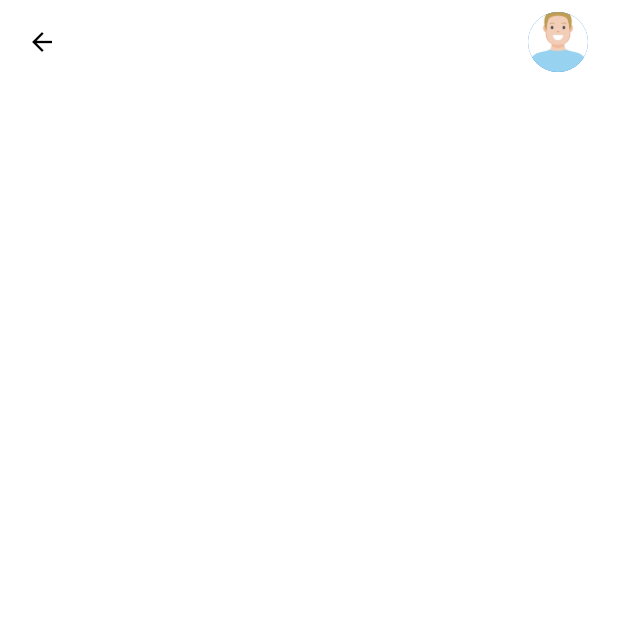
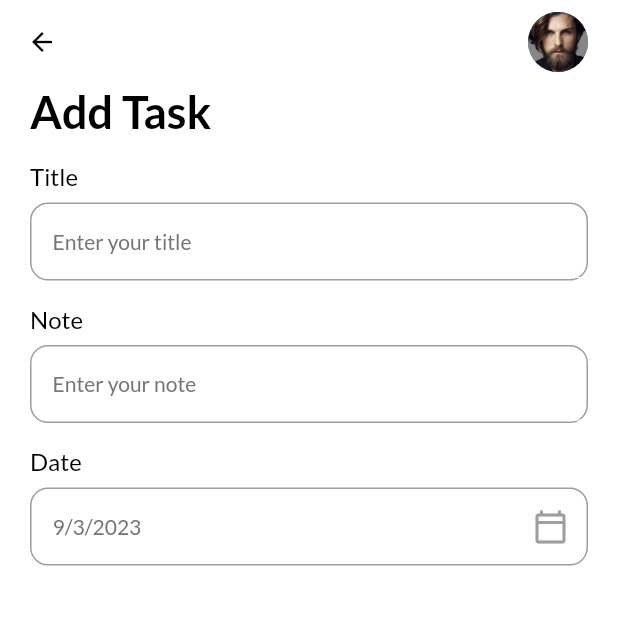
Before and after one commit to caonguyen21/TodoApp, a Flutter app: the screen it shows after launch, after a tap on "+ Add Task", on a phone screen of 412 x 824 dp, the top half of it. Run offline on Flutter 3.47's test engine with Material 2 defaults, Android fonts, the light colour scheme and no system bars; our stand-ins replace date_picker_timeline, flutter_local_notifications, get, get_storage, google_fonts.

Commit message:
date_picker, input_field

```diff
--- a/lib/services/theme_services.dart
+++ b/lib/services/theme_services.dart
@@ -34,3 +34,19 @@ TextStyle get HeadingStyle {
           fontWeight: FontWeight.bold,
           color: Get.isDarkMode ? Colors.white : Colors.black));
 }
+
+TextStyle get titleStyle {
+  return GoogleFonts.lato(
+      textStyle: TextStyle(
+          fontSize: 16,
+          fontWeight: FontWeight.w400,
+          color: Get.isDarkMode ? Colors.white : Colors.black));
+}
+
+TextStyle get subTitleStyle {
+  return GoogleFonts.lato(
+      textStyle: TextStyle(
+          fontSize: 14,
+          fontWeight: FontWeight.w400,
+          color: Get.isDarkMode ? Colors.grey[100] : Colors.grey[600]));
+}
--- a/lib/ui/add_task_bar.dart
+++ b/lib/ui/add_task_bar.dart
@@ -1,15 +1,51 @@
 import 'package:flutter/material.dart';
+import 'package:flutter_to_do_app/ui/widgets/input_field.dart';
 import 'package:get/get.dart';
+import 'package:intl/intl.dart';
 
-class AddTaskPage extends StatelessWidget {
+import '../services/theme_services.dart';
+
+class AddTaskPage extends StatefulWidget {
   const AddTaskPage({Key? key}) : super(key: key);
+
+  @override
+  State<AddTaskPage> createState() => _AddTaskPageState();
+}
+
+class _AddTaskPageState extends State<AddTaskPage> {
+  DateTime _selectedDate = DateTime.now();
 
   @override
   Widget build(BuildContext context) {
     return Scaffold(
       backgroundColor: context.theme.backgroundColor,
       appBar: _appBar(context),
-      body: Container(),
+      body: Container(
+        padding: const EdgeInsets.only(left: 20, right: 20),
+        child: SingleChildScrollView(
+          child: Column(
+            crossAxisAlignment: CrossAxisAlignment.start,
+            children: [
+              Text(
+                "Add Task",
+                style: HeadingStyle,
+              ),
+              MyInputField(title: "Title", hint: "Enter your title"),
+              MyInputField(title: "Note", hint: "Enter your note"),
+              MyInputField(
+                title: "Date",
+                hint: DateFormat.yMd().format(_selectedDate),
+                widget: IconButton(
+                    icon: Icon(Icons.calendar_today_outlined),
+                    color: Colors.grey,
+                    onPressed: () {
+                      _getDateFromUser();
+                    }),
+              ),
+            ],
+          ),
+        ),
+      ),
     );
   }
 
@@ -29,7 +65,7 @@ class AddTaskPage extends StatelessWidget {
       ),
       actions: const [
         CircleAvatar(
-          backgroundImage: AssetImage("images/profile.jpg"),
+          backgroundImage: AssetImage("images/profile2.jpg"),
         ),
         SizedBox(
           width: 20,
@@ -37,4 +73,19 @@ class AddTaskPage extends StatelessWidget {
       ],
     );
   }
+
+  _getDateFromUser() async {
+    DateTime? _pickerDate = await showDatePicker(
+        context: context,
+        initialDate: DateTime.now(),
+        firstDate: DateTime(2015),
+        lastDate: DateTime(3000));
+    if (_pickerDate != null) {
+      setState(() {
+        _selectedDate = _pickerDate;
+      });
+    } else {
+      print("error");
+    }
+  }
 }
--- a/lib/ui/home_page.dart
+++ b/lib/ui/home_page.dart
@@ -87,7 +87,7 @@ class _HomePageState extends State<HomePage> {
       ),
       actions: const [
         CircleAvatar(
-          backgroundImage: AssetImage("images/profile.jpg"),
+          backgroundImage: AssetImage("images/profile2.jpg"),
         ),
         SizedBox(
           width: 20,
--- /dev/null
+++ b/lib/ui/widgets/input_field.dart
@@ -0,0 +1,69 @@
+import 'package:flutter/material.dart';
+import 'package:flutter_to_do_app/services/theme_services.dart';
+import 'package:get/get.dart';
+
+class MyInputField extends StatelessWidget {
+  final String title;
+  final String hint;
+  final TextEditingController? controller;
+  final Widget? widget;
+
+  const MyInputField({
+    Key? key,
+    required this.title,
+    required this.hint,
+    this.controller,
+    this.widget,
+  }) : super(key: key);
+
+  @override
+  Widget build(BuildContext context) {
+    return Container(
+      margin: EdgeInsets.only(top: 16),
+      child: Column(
+        crossAxisAlignment: CrossAxisAlignment.start,
+        children: [
+          Text(
+            title,
+            style: titleStyle,
+          ),
+          Container(
+            height: 52,
+            margin: const EdgeInsets.only(top: 8.0),
+            padding: const EdgeInsets.only(left: 14),
+            decoration: BoxDecoration(
+                border: Border.all(color: Colors.grey, width: 1.0),
+                borderRadius: BorderRadius.circular(12)),
+            child: Row(
+              children: [
+                Expanded(
+                    child: TextFormField(
+                  readOnly: widget == null ? false : true,
+                  autofocus: false,
+                  cursorColor:
+                      Get.isDarkMode ? Colors.grey[100] : Colors.grey[700],
+                  controller: controller,
+                  style: subTitleStyle,
+                  decoration: InputDecoration(
+                      hintText: hint,
+                      hintStyle: subTitleStyle,
+                      focusedBorder: UnderlineInputBorder(
+                          borderSide:
+                              BorderSide(color: context.theme.backgroundColor)),
+                      enabledBorder: UnderlineInputBorder(
+                          borderSide: BorderSide(
+                              color: context.theme.backgroundColor, width: 0))),
+                )),
+                widget == null
+                    ? Container()
+                    : Container(
+                        child: widget,
+                      )
+              ],
+            ),
+          ),
+        ],
+      ),
+    );
+  }
+}
```
Also changed, not shown: images/profile2.jpg (added).
